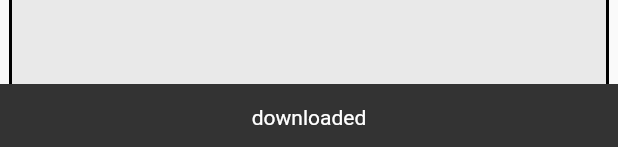
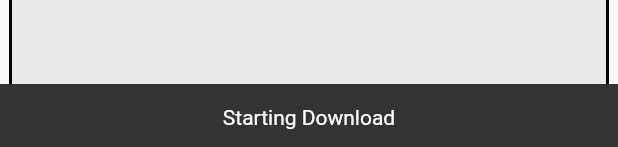
Before and after one commit to The-NoteX/NoteX-deprecated, a Flutter app: the PdfBox widget shown alone on an empty page, opened directly with empty values, after a tap on an icon or button, on a phone screen of 412 x 824 dp. Shown: the part 1086-1233 px from the top of the screen. Run offline on Flutter 3.47's test engine with Material 2 defaults, Android fonts, the phone set to English and light mode, and no system bars; our stand-ins replace cloud_firestore, confetti, file_picker, firebase_core, firebase_storage, flutter_slidable and 5 more; missing offline and left inert: android_x_storage, auth0_flutter, flutter_downloader; accounts and stored records are empty.

Commit message:
notification and logo

```diff
--- a/lib/main.dart
+++ b/lib/main.dart
@@ -2,15 +2,15 @@ import 'package:firebase_core/firebase_core.dart';
 import 'package:flutter/material.dart';
 import 'package:flutter/scheduler.dart';
 import 'package:flutter/services.dart';
+import 'package:flutter_downloader/flutter_downloader.dart';
 import 'package:notex/home.dart';
 import 'package:notex/utils/constants.dart';
 
 void main() async {
   WidgetsFlutterBinding.ensureInitialized();
-
+  await FlutterDownloader.initialize(ignoreSsl: false);
   timeDilation = 1;
   await Firebase.initializeApp();
-
   runApp(const MainApp());
 }
 
--- a/lib/notes/explore_notes.dart
+++ b/lib/notes/explore_notes.dart
@@ -34,7 +34,10 @@ class _ExploreNotesState extends State<ExploreNotes> {
         toolbarHeight: 70,
       ),
       body: StreamBuilder(
-        stream: FirebaseFirestore.instance.collection("pdf").snapshots(),
+        stream: FirebaseFirestore.instance
+            .collection("pdf")
+            .orderBy('likes', descending: true)
+            .snapshots(),
         builder: (context, snapshot) {
           switch (snapshot.connectionState) {
             case ConnectionState.none || ConnectionState.waiting:
--- a/lib/utils/pdf_box.dart
+++ b/lib/utils/pdf_box.dart
@@ -1,12 +1,12 @@
-import 'dart:io';
 import 'package:flutter/cupertino.dart';
-import 'package:http/http.dart' as http;
+import 'package:flutter_downloader/flutter_downloader.dart';
 import 'package:android_x_storage/android_x_storage.dart';
 import 'package:flutter/material.dart';
 import 'package:font_awesome_flutter/font_awesome_flutter.dart';
 import 'package:google_fonts/google_fonts.dart';
 import 'package:material_design_icons_flutter/material_design_icons_flutter.dart';
 import 'package:notex/notes/comment.dart';
+import 'package:notex/notes/notes_storage.dart';
 import 'package:notex/utils/constants.dart';
 import 'package:permission_handler/permission_handler.dart';
 import 'package:share_plus/share_plus.dart';
@@ -29,11 +29,11 @@ class _PdfBoxState extends State<PdfBox> {
   Future<String> downloadPdf() async {
     try {
       final dir = await AndroidXStorage().getDownloadsDirectory();
+      final task = await FlutterDownloader.enqueue(
+        url: widget.snap['pdfurl'],
+        savedDir: dir!,
+      );
 
-      final response = await http.get(Uri.parse(widget.snap['pdfurl']));
-      final file = File(
-          '$dir/${widget.snap['subject']} by ${widget.snap['author']}.pdf');
-      await file.writeAsBytes(response.bodyBytes);
       return "true";
     } catch (e) {
       return e.toString();
@@ -182,7 +182,6 @@ class _PdfBoxState extends State<PdfBox> {
                     IconButton(
                       onPressed: () async {
                         bool status = await Permission.storage.isDenied;
-                        print(status);
 
                         if (status) {
                           await Permission.storage.request();
@@ -193,14 +192,16 @@ class _PdfBoxState extends State<PdfBox> {
                             showCupertinoDialog(
                               context: context,
                               builder: (context) {
-                                return const Center(
+                                return const Align(
+                                  alignment: Alignment(0, -0.75),
                                   child: SizedBox(
                                     height: 5,
                                     child: LinearProgressIndicator(
                                       backgroundColor: Colors.transparent,
                                       color: Colors.cyan,
                                     ),
-                                ));
+                                  ),
+                                );
                               },
                             );
 
@@ -208,21 +209,23 @@ class _PdfBoxState extends State<PdfBox> {
                             // ignore: use_build_context_synchronously
                             Navigator.pop(context);
                             // ignore: use_build_context_synchronously
-                            showSnackBar(context, "downloaded");
+                            showSnackBar(context, "Starting Download");
                           }
                         } else {
                           // ignore: use_build_context_synchronously
                           showCupertinoDialog(
                             context: context,
                             builder: (context) {
-                              return const Center(
+                              return const Align(
+                                alignment: Alignment(0, -0.75),
                                 child: SizedBox(
                                   height: 5,
                                   child: LinearProgressIndicator(
                                     backgroundColor: Colors.transparent,
                                     color: Colors.cyan,
                                   ),
-                              ));
+                                ),
+                              );
                             },
                           );
 
@@ -230,19 +233,24 @@ class _PdfBoxState extends State<PdfBox> {
                           // ignore: use_build_context_synchronously
                           Navigator.pop(context);
                           // ignore: use_build_context_synchronously
-                          showSnackBar(context, "downloaded");
+                          showSnackBar(context, "Starting Download");
                         }
                       },
                       icon: const Icon(FontAwesomeIcons.download),
                     ),
                     Row(
-                      mainAxisAlignment: MainAxisAlignment.spaceAround,
+                      mainAxisAlignment: MainAxisAlignment.start,
                       children: [
                         IconButton(
                           onPressed: () {
                             setState(() {
                               _liked = !_liked;
                             });
+                            likePost(
+                              widget.snap['docid'],
+                              _liked,
+                              widget.snap['likes'],
+                            );
                           },
                           icon: _liked
                               ? const Icon(FontAwesomeIcons.solidThumbsUp)
--- a/pubspec.yaml
+++ b/pubspec.yaml
@@ -17,12 +17,15 @@ dependencies:
   firebase_storage: ^11.2.5
   flutter:
     sdk: flutter
+  flutter_downloader: ^1.11.1
+  flutter_launcher_icons: ^0.13.1
   flutter_lints: ^2.0.2
   flutter_slidable: ^3.0.0
   font_awesome_flutter: ^10.5.0
   google_fonts: ^5.1.0
   http: ^1.1.0
   intl: ^0.18.1
+  like_button: ^2.0.5
   material_design_icons_flutter: ^7.0.7296
   path_provider: ^2.1.0
   permission_handler: ^10.4.3
@@ -42,6 +45,7 @@ flutter:
     - assests/mascot-blush.png
     - assests/th.jpeg
     - assests/hackathons.json
+    - assests/playstore.png
   # An image asset can refer to one or more resolution-specific "variants", see
   # https://flutter.dev/assets-and-images/#resolution-aware
   # For details regarding adding assets from package dependencies, see
```
Also changed, not shown: flutter_launcher_icons.yaml (added, +21 -0 lines), lib/notes/notes_storage.dart (+8 -0 lines), assests/playstore.png (added), pubspec.lock, 42 other files. Lines whose indentation alone changed are shown as unchanged.
